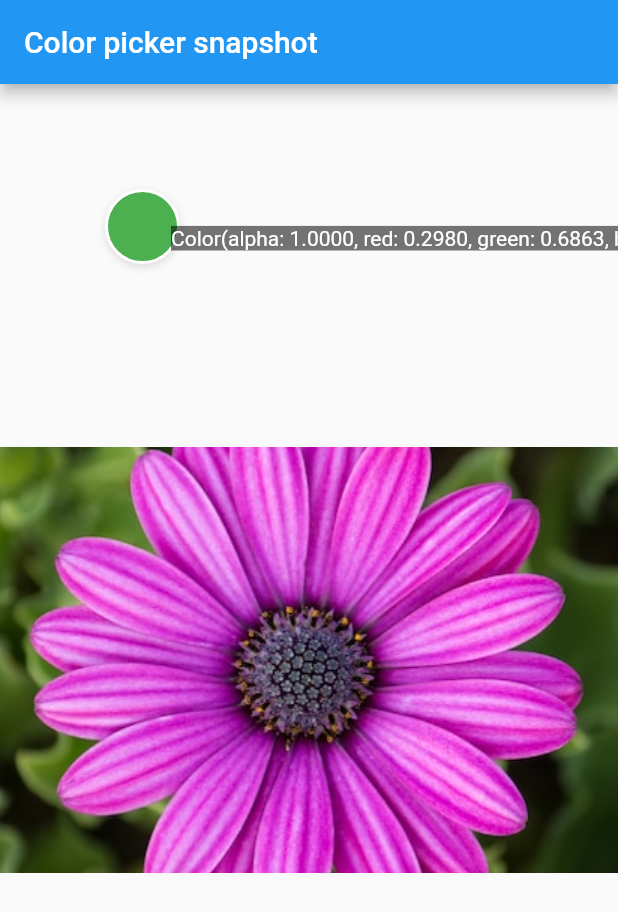
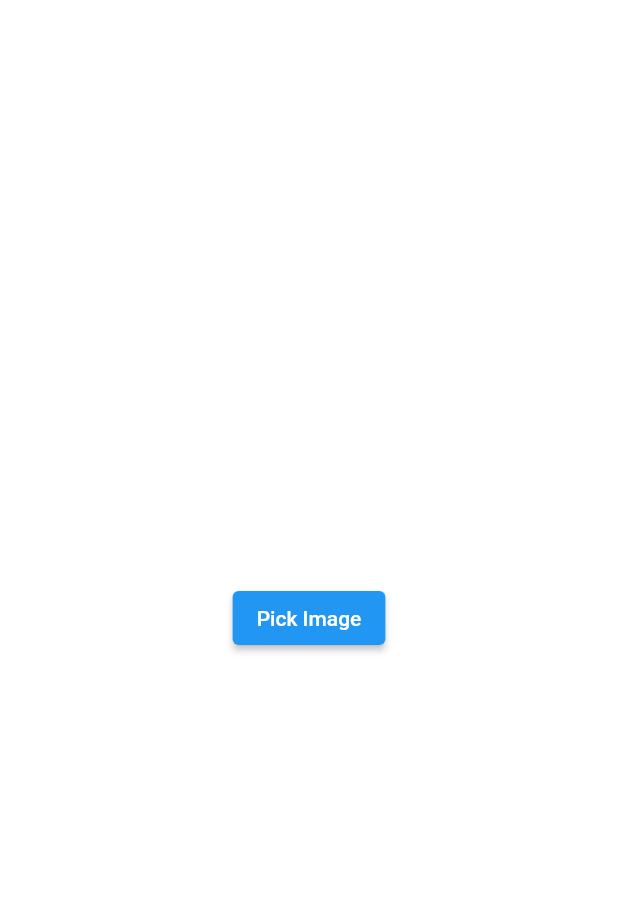
Before and after one commit to rafipsv/Image-TO-Color, a Flutter app: the screen it shows after launch, on a phone screen of 412 x 824 dp. Shown: the top 912 px of the screen. Run offline on Flutter 3.47's test engine with Material 2 defaults, Android fonts, the phone set to English and light mode, and no system bars; our stand-ins replace image_picker.

Commit message:
Image Picker Added

```diff
--- a/lib/ImagePickerWidget.dart
+++ b/lib/ImagePickerWidget.dart
@@ -1,6 +1,7 @@
 // ignore_for_file: use_key_in_widget_constructors, file_names, library_private_types_in_public_api, unnecessary_brace_in_string_interps, avoid_print
 
 import 'dart:async';
+import 'dart:io';
 import 'dart:typed_data';
 import 'dart:ui' as ui;
 
@@ -10,6 +11,8 @@ import 'package:image/image.dart' as img;
 import 'package:flutter/services.dart' show rootBundle;
 
 class ColorPickerWidget extends StatefulWidget {
+  final File image;
+  const ColorPickerWidget({this.image});
   @override
   _ColorPickerWidgetState createState() => _ColorPickerWidgetState();
 }
@@ -57,14 +60,14 @@ class _ColorPickerWidgetState extends State<ColorPickerWidget> {
                       searchPixel(details.globalPosition);
                     },
                     child: Center(
-                      child: Image.asset(
-                        imagePath,
+                      child: Image.file(
+                        widget.image,
                         key: imageKey,
-                        //color: Colors.red,
-                        //colorBlendMode: BlendMode.hue,
-                        //alignment: Alignment.bottomRight,
-                        fit: BoxFit.none,
-                        //scale: .8,
+                        // //color: Colors.red,
+                        // //colorBlendMode: BlendMode.hue,
+                        // //alignment: Alignment.bottomRight,
+                        fit: BoxFit.cover,
+                        // //scale: .8,
                       ),
                     ),
                   ),
--- /dev/null
+++ b/lib/PickImageWidget.dart
@@ -0,0 +1,42 @@
+// ignore_for_file: file_names, unused_local_variable, avoid_print, use_build_context_synchronously
+
+import 'dart:io';
+
+import 'package:flutter/material.dart';
+import 'package:image_picker/image_picker.dart';
+import 'package:image_to_color/ImagePickerWidget.dart';
+
+class PickImageWidget extends StatelessWidget {
+  const PickImageWidget({Key key}) : super(key: key);
+
+  @override
+  Widget build(BuildContext context) {
+    File image;
+    final picker = ImagePicker();
+    Future getImage() async {
+      final pickedImage = await picker.pickImage(source: ImageSource.gallery);
+      if (pickedImage != null) {
+        image = File(pickedImage.path);
+        Navigator.push(
+            context,
+            MaterialPageRoute(
+              builder: (context) => ColorPickerWidget(
+                image: image,
+              ),
+            ));
+      } else {}
+    }
+
+    return Scaffold(
+      backgroundColor: Colors.white,
+      body: Center(
+        child: ElevatedButton(
+          onPressed: () {
+            getImage();
+          },
+          child: const Text("Pick Image"),
+        ),
+      ),
+    );
+  }
+}
--- a/lib/main.dart
+++ b/lib/main.dart
@@ -1,7 +1,7 @@
 // ignore_for_file: use_key_in_widget_constructors
 
 import 'package:flutter/material.dart';
-import 'package:image_to_color/ImagePickerWidget.dart';
+import 'package:image_to_color/PickImageWidget.dart';
 
 void main() {
   runApp(MyApp());
@@ -10,8 +10,8 @@ void main() {
 class MyApp extends StatelessWidget {
   @override
   Widget build(BuildContext context) {
-    return MaterialApp(
-      home: ColorPickerWidget(),
+    return const MaterialApp(
+      home: PickImageWidget(),
     );
   }
 }
--- a/pubspec.yaml
+++ b/pubspec.yaml
@@ -35,6 +35,7 @@ dependencies:
   # Use with the CupertinoIcons class for iOS style icons.
   cupertino_icons: ^1.0.2
   image: ^2.1.19
+  image_picker: ^0.8.7+1
 
 dev_dependencies:
   flutter_test:
```
Also changed, not shown: pubspec.lock.
